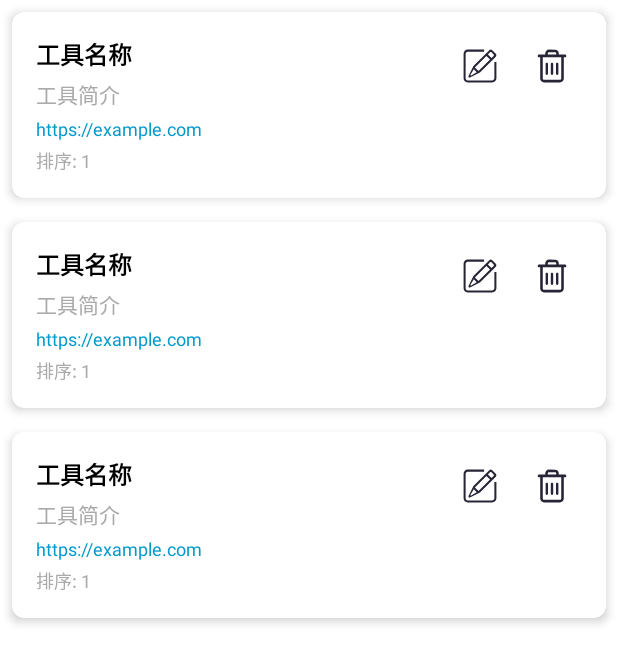
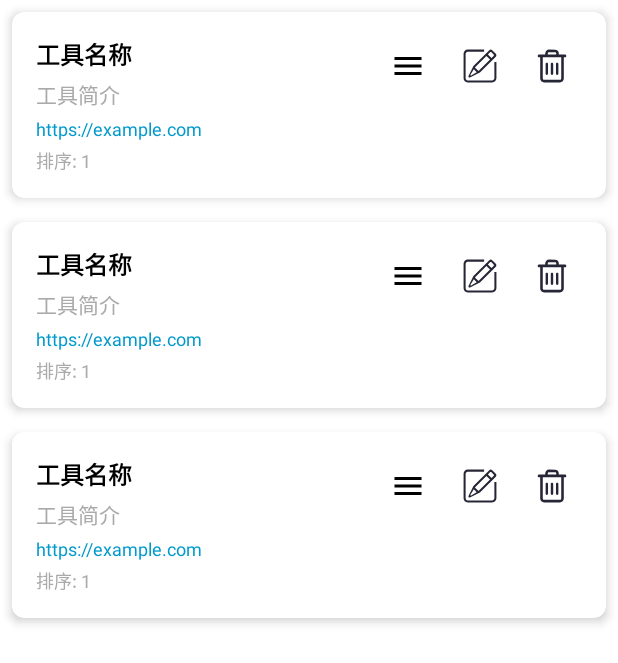
Before and after one commit to lukechern/Toolsbox_app, an Android app: the layout fragment_dashboard.xml on its own in the app's theme, with its tools: preview values and no code run, on a phone screen of 412 x 824 dp. Shown: the top 663 px of the screen. Run offline under Robolectric (Android 15) with nearby library versions, the phone set to English and light mode, and no system bars.

Commit message:
feat(dashboard): 新增工具列表拖拽排序功能
- 在 DashboardFragment 中添加 ItemTouchHelper 以支持拖拽排序
- 在 ToolItemAdapter 中增加拖拽按钮和相关逻辑
- 更新 CHANGELOG.md 和 README.md 中的版本信息
- 在 item_tool.xml 中添加拖拽按钮

```diff
--- a/app/build.gradle.kts
+++ b/app/build.gradle.kts
@@ -12,8 +12,8 @@ android {
         applicationId = "com.x7ree.Toolsbox"
         minSdk = 24
         targetSdk = 36
-        versionCode = 7
-        versionName = "1.61"
+        versionCode = 8
+        versionName = "1.71"
 
         testInstrumentationRunner = "androidx.test.runner.AndroidJUnitRunner"
     }
--- /dev/null
+++ b/app/src/main/res/drawable/ic_drag_handle.xml
@@ -0,0 +1,9 @@
+<vector xmlns:android="http://schemas.android.com/apk/res/android"
+    android:width="24dp"
+    android:height="24dp"
+    android:viewportWidth="24"
+    android:viewportHeight="24">
+  <path
+      android:fillColor="#FF000000"
+      android:pathData="M3,18h18v-2L3,16v2zM3,13h18v-2L3,11v2zM3,6v2h18L21,6L3,6z"/>
+</vector>
--- a/app/src/main/res/layout/item_tool.xml
+++ b/app/src/main/res/layout/item_tool.xml
@@ -90,6 +90,15 @@
                 android:gravity="center_vertical">
 
                 <ImageButton
+                    android:id="@+id/btn_drag"
+                    android:layout_width="40dp"
+                    android:layout_height="40dp"
+                    android:layout_marginEnd="8dp"
+                    android:src="@drawable/ic_drag_handle"
+                    android:background="?android:attr/selectableItemBackgroundBorderless"
+                    android:contentDescription="拖拽排序" />
+
+                <ImageButton
                     android:id="@+id/btn_edit"
                     android:layout_width="40dp"
                     android:layout_height="40dp"
```
Also changed, not shown: app/src/main/java/com/x7ree/Toolsbox/ui/dashboard/DashboardFragment.kt (+73 -0 lines), app/src/main/java/com/x7ree/Toolsbox/ui/dashboard/adapter/ToolItemAdapter.kt (+15 -1 lines), 2 other files.
